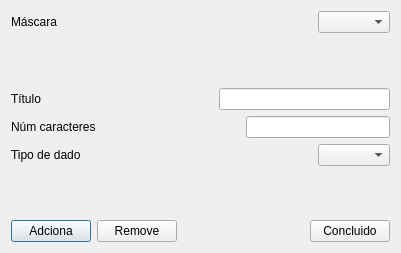
Above: Recicla/mascara.ui from devTonyWanderley/geral before the change. Below: the same form after it.
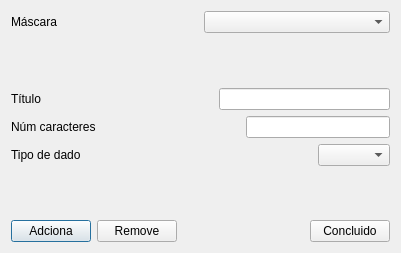
That is the form after the change.

Commit message: Interface da máscara esboçada

Diff of the .ui file:
```diff
--- a/Recicla/mascara.ui
+++ b/Recicla/mascara.ui
@@ -23,19 +23,6 @@
        </property>
       </widget>
      </item>
-     <item>
-      <spacer name="horizontalSpacer">
-       <property name="orientation">
-        <enum>Qt::Orientation::Horizontal</enum>
-       </property>
-       <property name="sizeHint" stdset="0">
-        <size>
-         <width>40</width>
-         <height>20</height>
-        </size>
-       </property>
-      </spacer>
-     </item>
      <item>
       <widget class="QComboBox" name="cbMasc"/>
      </item>
```
The commit also changes 2 other files.
